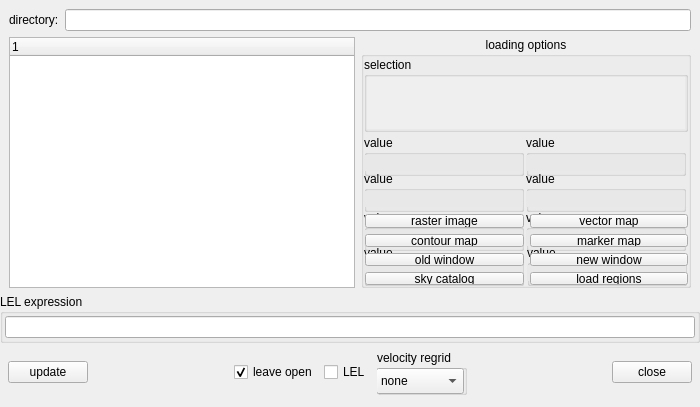
The window that code/display/QtViewer/QtDataManager.ui (radio-astro/casa) describes before a commit, drawn with Qt 5.
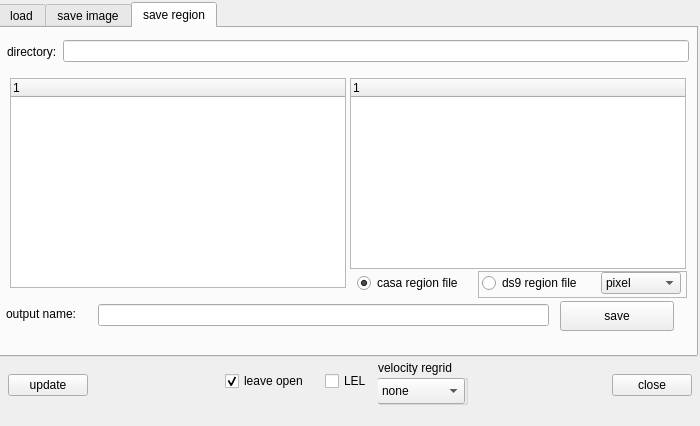
The same window after the commit. The open tabs and pages were chosen to show the change. Custom widgets are drawn as their Qt base class.

Diff of the .ui file:
```diff
--- a/code/display/QtViewer/QtDataManager.ui
+++ b/code/display/QtViewer/QtDataManager.ui
@@ -8,7 +8,7 @@
     <x>0</x>
     <y>0</y>
     <width>700</width>
-    <height>407</height>
+    <height>426</height>
    </rect>
   </property>
   <property name="maximumSize">
@@ -20,19 +20,192 @@
   <property name="windowTitle">
    <string>Load Data -- Viewer</string>
   </property>
-  <layout class="QVBoxLayout">
-   <property name="margin">
+  <widget class="QWidget" name="bottomWidget_" native="true">
+   <property name="geometry">
+    <rect>
+     <x>0</x>
+     <y>359</y>
+     <width>700</width>
+     <height>64</height>
+    </rect>
+   </property>
+   <layout class="QHBoxLayout" name="_6">
+    <property name="leftMargin">
+     <number>8</number>
+    </property>
+    <property name="topMargin">
     <number>0</number>
    </property>
+    <property name="rightMargin">
+     <number>8</number>
+    </property>
+    <property name="bottomMargin">
+     <number>12</number>
+    </property>
    <item>
-    <widget class="QFrame" name="topFrame_">
+     <widget class="QPushButton" name="updateButton_">
+      <property name="text">
+       <string>update</string>
+      </property>
+     </widget>
+    </item>
+    <item>
+     <spacer>
+      <property name="orientation">
+       <enum>Qt::Horizontal</enum>
+      </property>
+      <property name="sizeHint" stdset="0">
+       <size>
+        <width>16</width>
+        <height>31</height>
+       </size>
+      </property>
+     </spacer>
+    </item>
+    <item>
+     <widget class="QWidget" name="universal_options" native="true">
+      <layout class="QHBoxLayout" name="leave_open_layout">
+       <property name="leftMargin">
+        <number>1</number>
+       </property>
+       <property name="topMargin">
+        <number>1</number>
+       </property>
+       <item>
+        <widget class="QCheckBox" name="leaveOpen_">
+         <property name="text">
+          <string>leave open</string>
+         </property>
+         <property name="checked">
+          <bool>true</bool>
+         </property>
+        </widget>
+       </item>
+      </layout>
+     </widget>
+    </item>
+    <item>
+     <widget class="QWidget" name="save_options" native="true">
+      <layout class="QHBoxLayout" name="open_options_layout">
+       <property name="leftMargin">
+        <number>1</number>
+       </property>
+       <property name="topMargin">
+        <number>1</number>
+       </property>
+       <item>
+        <widget class="QCheckBox" name="showLEL_">
+         <property name="text">
+          <string>LEL</string>
+         </property>
+        </widget>
+       </item>
+       <item>
+        <widget class="QGroupBox" name="regrid">
+         <property name="minimumSize">
+          <size>
+           <width>90</width>
+           <height>45</height>
+          </size>
+         </property>
+         <property name="toolTip">
+          <string>regrid velocity axis...</string>
+         </property>
+         <property name="title">
+          <string>velocity regrid</string>
+         </property>
+         <property name="flat">
+          <bool>true</bool>
+         </property>
+         <widget class="QComboBox" name="regrid_method">
+          <property name="geometry">
+           <rect>
+            <x>-1</x>
+            <y>18</y>
+            <width>88</width>
+            <height>26</height>
+           </rect>
+          </property>
+          <item>
+           <property name="text">
+            <string>none</string>
+           </property>
+          </item>
+          <item>
+           <property name="text">
+            <string>bilinear</string>
+           </property>
+          </item>
+          <item>
+           <property name="text">
+            <string>nearest</string>
+           </property>
+          </item>
+          <item>
+           <property name="text">
+            <string>bicubic</string>
+           </property>
+          </item>
+         </widget>
+        </widget>
+       </item>
+      </layout>
+     </widget>
+    </item>
+    <item>
+     <spacer>
+      <property name="orientation">
+       <enum>Qt::Horizontal</enum>
+      </property>
+      <property name="sizeHint" stdset="0">
+       <size>
+        <width>40</width>
+        <height>20</height>
+       </size>
+      </property>
+     </spacer>
+    </item>
+    <item>
+     <widget class="QPushButton" name="cancelButton_">
+      <property name="text">
+       <string>close</string>
+      </property>
+     </widget>
+    </item>
+   </layout>
+  </widget>
+  <widget class="QTabWidget" name="tabs">
+   <property name="geometry">
+    <rect>
+     <x>-2</x>
+     <y>2</y>
+     <width>700</width>
+     <height>355</height>
+    </rect>
+   </property>
+   <property name="currentIndex">
+    <number>0</number>
+   </property>
+   <widget class="QWidget" name="tab_2">
+    <attribute name="title">
+     <string>load</string>
+    </attribute>
+    <widget class="QFrame" name="load_top_frame_">
+     <property name="geometry">
+      <rect>
+       <x>-2</x>
+       <y>2</y>
+       <width>700</width>
+       <height>34</height>
+      </rect>
+     </property>
      <property name="frameShape">
       <enum>QFrame::NoFrame</enum>
      </property>
      <property name="frameShadow">
       <enum>QFrame::Raised</enum>
      </property>
-     <layout class="QHBoxLayout">
+     <layout class="QHBoxLayout" name="_3">
       <property name="bottomMargin">
        <number>0</number>
       </property>
@@ -44,34 +217,19 @@
        </widget>
       </item>
       <item>
-       <widget class="QLineEdit" name="dirLineEdit_"/>
+       <widget class="QLineEdit" name="load_directory"/>
       </item>
      </layout>
     </widget>
-   </item>
-   <item>
-    <widget class="QFrame" name="midFrame_">
-     <property name="sizePolicy">
-      <sizepolicy hsizetype="Expanding" vsizetype="Expanding">
-       <horstretch>0</horstretch>
-       <verstretch>2</verstretch>
-      </sizepolicy>
+    <widget class="QTreeWidget" name="load_tree_widget_">
+     <property name="geometry">
+      <rect>
+       <x>9</x>
+       <y>52</y>
+       <width>336</width>
+       <height>210</height>
+      </rect>
      </property>
-     <property name="frameShape">
-      <enum>QFrame::NoFrame</enum>
-     </property>
-     <property name="frameShadow">
-      <enum>QFrame::Raised</enum>
-     </property>
-     <layout class="QHBoxLayout">
-      <property name="topMargin">
-       <number>0</number>
-      </property>
-      <property name="bottomMargin">
-       <number>0</number>
-      </property>
-      <item>
-       <widget class="QTreeWidget" name="treeWidget_">
         <property name="minimumSize">
          <size>
           <width>260</width>
@@ -87,9 +245,15 @@
          </property>
         </column>
        </widget>
-      </item>
-      <item>
        <widget class="QGroupBox" name="displayGroupBox_">
+     <property name="geometry">
+      <rect>
+       <x>354</x>
+       <y>39</y>
+       <width>330</width>
+       <height>226</height>
+      </rect>
+     </property>
         <property name="sizePolicy">
          <sizepolicy hsizetype="Fixed" vsizetype="Expanding">
           <horstretch>0</horstretch>
@@ -108,7 +272,7 @@
         <property name="alignment">
          <set>Qt::AlignHCenter</set>
         </property>
-        <layout class="QVBoxLayout">
+     <layout class="QVBoxLayout" name="_5">
          <property name="margin">
           <number>0</number>
          </property>
@@ -163,7 +327,7 @@
           </widget>
          </item>
          <item>
-          <widget class="QFrame" name="info_box">
+       <widget class="QFrame" name="load_info_box">
            <property name="minimumSize">
             <size>
              <width>0</width>
@@ -952,12 +1116,15 @@
          </item>
         </layout>
        </widget>
-      </item>
-     </layout>
-    </widget>
-   </item>
-   <item>
     <widget class="QGroupBox" name="lelGB_">
+     <property name="geometry">
+      <rect>
+       <x>-3</x>
+       <y>268</y>
+       <width>700</width>
+       <height>51</height>
+      </rect>
+     </property>
      <property name="title">
       <string>LEL expression</string>
      </property>
@@ -967,7 +1134,7 @@
      <property name="checkable">
       <bool>false</bool>
      </property>
-     <layout class="QVBoxLayout">
+     <layout class="QVBoxLayout" name="_2">
       <property name="margin">
        <number>2</number>
       </property>
@@ -976,148 +1143,473 @@
       </item>
      </layout>
     </widget>
+   </widget>
+   <widget class="QWidget" name="tab">
+    <attribute name="title">
+     <string>save image</string>
+    </attribute>
+    <widget class="QFrame" name="image_top_frame">
+     <property name="geometry">
+      <rect>
+       <x>-2</x>
+       <y>2</y>
+       <width>700</width>
+       <height>34</height>
+      </rect>
+     </property>
+     <property name="frameShape">
+      <enum>QFrame::NoFrame</enum>
+     </property>
+     <property name="frameShadow">
+      <enum>QFrame::Raised</enum>
+     </property>
+     <layout class="QHBoxLayout" name="_12">
+      <property name="bottomMargin">
+       <number>0</number>
+      </property>
+      <item>
+       <widget class="QLabel" name="dirLabel_2">
+        <property name="text">
+         <string>directory:</string>
+        </property>
+       </widget>
    </item>
    <item>
-    <widget class="QFrame" name="bottomFrame_">
+       <widget class="QLineEdit" name="image_directory"/>
+      </item>
+     </layout>
+    </widget>
+    <widget class="QLabel" name="img_output_error">
+     <property name="geometry">
+      <rect>
+       <x>95</x>
+       <y>300</y>
+       <width>603</width>
+       <height>22</height>
+      </rect>
+     </property>
+     <property name="styleSheet">
+      <string notr="true">color : rgb(255, 0, 12)</string>
+     </property>
+     <property name="text">
+      <string/>
+     </property>
+     <property name="textFormat">
+      <enum>Qt::PlainText</enum>
+     </property>
+    </widget>
+    <widget class="QTreeWidget" name="image_file_list_">
+     <property name="geometry">
+      <rect>
+       <x>350</x>
+       <y>50</y>
+       <width>336</width>
+       <height>191</height>
+      </rect>
+     </property>
+     <property name="minimumSize">
+      <size>
+       <width>260</width>
+       <height>140</height>
+      </size>
+     </property>
+     <property name="indentation">
+      <number>16</number>
+     </property>
+     <column>
+      <property name="text">
+       <string>1</string>
+      </property>
+     </column>
+    </widget>
+    <widget class="QTreeWidget" name="image_data_list_">
+     <property name="geometry">
+      <rect>
+       <x>10</x>
+       <y>50</y>
+       <width>336</width>
+       <height>210</height>
+      </rect>
+     </property>
+     <property name="minimumSize">
+      <size>
+       <width>260</width>
+       <height>140</height>
+      </size>
+     </property>
+     <property name="indentation">
+      <number>16</number>
+     </property>
+     <column>
+      <property name="text">
+       <string>1</string>
+      </property>
+     </column>
+    </widget>
+    <widget class="QFrame" name="frame">
+     <property name="geometry">
+      <rect>
+       <x>350</x>
+       <y>240</y>
+       <width>324</width>
+       <height>24</height>
+      </rect>
+     </property>
+     <property name="minimumSize">
+      <size>
+       <width>0</width>
+       <height>24</height>
+      </size>
+     </property>
      <property name="frameShape">
       <enum>QFrame::NoFrame</enum>
      </property>
      <property name="frameShadow">
       <enum>QFrame::Raised</enum>
      </property>
-     <layout class="QHBoxLayout">
-      <property name="leftMargin">
-       <number>8</number>
+     <widget class="QRadioButton" name="save_casa_img">
+      <property name="geometry">
+       <rect>
+        <x>20</x>
+        <y>1</y>
+        <width>102</width>
+        <height>20</height>
+       </rect>
       </property>
-      <property name="topMargin">
-       <number>0</number>
+      <property name="text">
+       <string>casa image</string>
       </property>
-      <property name="rightMargin">
-       <number>8</number>
+      <property name="checked">
+       <bool>true</bool>
       </property>
+     </widget>
+     <widget class="QRadioButton" name="save_fits_img">
+      <property name="geometry">
+       <rect>
+        <x>150</x>
+        <y>1</y>
+        <width>102</width>
+        <height>20</height>
+       </rect>
+      </property>
+      <property name="text">
+       <string>fits image</string>
+      </property>
+     </widget>
+    </widget>
+    <widget class="QFrame" name="frame_3">
+     <property name="geometry">
+      <rect>
+       <x>0</x>
+       <y>265</y>
+       <width>691</width>
+       <height>41</height>
+      </rect>
+     </property>
+     <property name="frameShape">
+      <enum>QFrame::NoFrame</enum>
+     </property>
+     <property name="frameShadow">
+      <enum>QFrame::Raised</enum>
+     </property>
+     <widget class="QLabel" name="img_output_label">
+      <property name="geometry">
+       <rect>
+        <x>6</x>
+        <y>10</y>
+        <width>91</width>
+        <height>22</height>
+       </rect>
+      </property>
+      <property name="text">
+       <string>output name:</string>
+      </property>
+     </widget>
+     <widget class="QLineEdit" name="img_output_name">
+      <property name="geometry">
+       <rect>
+        <x>98</x>
+        <y>10</y>
+        <width>451</width>
+        <height>22</height>
+       </rect>
+      </property>
+     </widget>
+     <widget class="QPushButton" name="img_do_save">
+      <property name="geometry">
+       <rect>
+        <x>560</x>
+        <y>4</y>
+        <width>114</width>
+        <height>32</height>
+       </rect>
+      </property>
+      <property name="text">
+       <string>save</string>
+      </property>
+     </widget>
+    </widget>
+   </widget>
+   <widget class="QWidget" name="save_regions">
+    <attribute name="title">
+     <string>save region</string>
+    </attribute>
+    <widget class="QFrame" name="region_top_frame">
+     <property name="geometry">
+      <rect>
+       <x>-2</x>
+       <y>2</y>
+       <width>700</width>
+       <height>34</height>
+      </rect>
+     </property>
+     <property name="frameShape">
+      <enum>QFrame::NoFrame</enum>
+     </property>
+     <property name="frameShadow">
+      <enum>QFrame::Raised</enum>
+     </property>
+     <layout class="QHBoxLayout" name="_13">
       <property name="bottomMargin">
-       <number>12</number>
+       <number>0</number>
       </property>
       <item>
-       <widget class="QPushButton" name="updateButton_">
+       <widget class="QLabel" name="dirLabel_3">
         <property name="text">
-         <string>update</string>
+         <string>directory:</string>
         </property>
        </widget>
       </item>
       <item>
-       <spacer>
-        <property name="orientation">
-         <enum>Qt::Horizontal</enum>
-        </property>
-        <property name="sizeHint" stdset="0">
+       <widget class="QLineEdit" name="region_directory"/>
+      </item>
+     </layout>
+    </widget>
+    <widget class="QTreeWidget" name="region_data_list">
+     <property name="geometry">
+      <rect>
+       <x>10</x>
+       <y>50</y>
+       <width>336</width>
+       <height>210</height>
+      </rect>
+     </property>
+     <property name="minimumSize">
          <size>
-          <width>16</width>
+       <width>260</width>
+       <height>140</height>
+      </size>
+     </property>
+     <property name="indentation">
+      <number>16</number>
+     </property>
+     <column>
+      <property name="text">
+       <string>1</string>
+      </property>
+     </column>
+    </widget>
+    <widget class="QTreeWidget" name="region_file_list">
+     <property name="geometry">
+      <rect>
+       <x>350</x>
+       <y>50</y>
+       <width>336</width>
+       <height>191</height>
+      </rect>
+     </property>
+     <property name="minimumSize">
+      <size>
+       <width>260</width>
+       <height>140</height>
+      </size>
+     </property>
+     <property name="indentation">
+      <number>16</number>
+     </property>
+     <column>
+      <property name="text">
+       <string>1</string>
+      </property>
+     </column>
+    </widget>
+    <widget class="QFrame" name="frame_2">
+     <property name="geometry">
+      <rect>
+       <x>350</x>
+       <y>240</y>
+       <width>341</width>
           <height>31</height>
-         </size>
-        </property>
-       </spacer>
-      </item>
-      <item>
-       <layout class="QHBoxLayout" name="options_layout">
-        <property name="leftMargin">
-         <number>1</number>
-        </property>
-        <property name="topMargin">
-         <number>1</number>
-        </property>
-        <item>
-         <widget class="QCheckBox" name="leaveOpen_">
-          <property name="text">
-           <string>leave open</string>
-          </property>
-          <property name="checked">
-           <bool>true</bool>
-          </property>
-         </widget>
-        </item>
-        <item>
-         <widget class="QCheckBox" name="showLEL_">
-          <property name="text">
-           <string>LEL</string>
-          </property>
-         </widget>
-        </item>
-        <item>
-         <widget class="QGroupBox" name="regrid">
+      </rect>
+     </property>
           <property name="minimumSize">
            <size>
-            <width>90</width>
-            <height>45</height>
-           </size>
-          </property>
-          <property name="toolTip">
-           <string>regrid velocity axis...</string>
-          </property>
-          <property name="title">
-           <string>velocity regrid</string>
-          </property>
-          <property name="flat">
+       <width>0</width>
+       <height>24</height>
+      </size>
+     </property>
+     <property name="frameShape">
+      <enum>QFrame::NoFrame</enum>
+     </property>
+     <property name="frameShadow">
+      <enum>QFrame::Raised</enum>
+     </property>
+     <widget class="QRadioButton" name="save_casa_region">
+      <property name="geometry">
+       <rect>
+        <x>7</x>
+        <y>5</y>
+        <width>120</width>
+        <height>20</height>
+       </rect>
+      </property>
+      <property name="text">
+       <string>casa region file</string>
+      </property>
+      <property name="checked">
            <bool>true</bool>
           </property>
-          <widget class="QComboBox" name="regrid_method">
+     </widget>
+     <widget class="QFrame" name="frame_5">
            <property name="geometry">
             <rect>
-             <x>-1</x>
-             <y>18</y>
-             <width>88</width>
-             <height>26</height>
-            </rect>
-           </property>
-           <item>
-            <property name="text">
-             <string>none</string>
-            </property>
-           </item>
-           <item>
-            <property name="text">
-             <string>bilinear</string>
-            </property>
-           </item>
-           <item>
-            <property name="text">
-             <string>nearest</string>
-            </property>
-           </item>
-           <item>
-            <property name="text">
-             <string>bicubic</string>
-            </property>
-           </item>
-          </widget>
-         </widget>
-        </item>
-       </layout>
-      </item>
-      <item>
-       <spacer>
-        <property name="orientation">
-         <enum>Qt::Horizontal</enum>
-        </property>
-        <property name="sizeHint" stdset="0">
-         <size>
-          <width>40</width>
+        <x>128</x>
+        <y>3</y>
+        <width>209</width>
+        <height>27</height>
+       </rect>
+      </property>
+      <property name="frameShape">
+       <enum>QFrame::StyledPanel</enum>
+      </property>
+      <property name="frameShadow">
+       <enum>QFrame::Raised</enum>
+      </property>
+      <widget class="QRadioButton" name="save_ds9_region">
+       <property name="geometry">
+        <rect>
+         <x>4</x>
+         <y>2</y>
+         <width>115</width>
           <height>20</height>
-         </size>
-        </property>
-       </spacer>
+        </rect>
+       </property>
+       <property name="text">
+        <string>ds9 region file</string>
+       </property>
+      </widget>
+      <widget class="QComboBox" name="save_ds9_csys">
+       <property name="geometry">
+        <rect>
+         <x>123</x>
+         <y>1</y>
+         <width>80</width>
+         <height>22</height>
+        </rect>
+       </property>
+       <property name="maximumSize">
+        <size>
+         <width>16777215</width>
+         <height>22</height>
+        </size>
+       </property>
+       <item>
+        <property name="text">
+         <string>pixel</string>
+        </property>
       </item>
       <item>
-       <widget class="QPushButton" name="cancelButton_">
         <property name="text">
-         <string>close</string>
+         <string>j2000</string>
         </property>
-       </widget>
-      </item>
-     </layout>
-    </widget>
-   </item>
-  </layout>
+       </item>
+       <item>
+        <property name="text">
+         <string>b1950</string>
+        </property>
+       </item>
+      </widget>
+     </widget>
+    </widget>
+    <widget class="QFrame" name="frame_4">
+     <property name="geometry">
+      <rect>
+       <x>0</x>
+       <y>269</y>
+       <width>691</width>
+       <height>35</height>
+      </rect>
+     </property>
+     <property name="frameShape">
+      <enum>QFrame::NoFrame</enum>
+     </property>
+     <property name="frameShadow">
+      <enum>QFrame::Raised</enum>
+     </property>
+     <widget class="QLabel" name="region_output_label">
+      <property name="geometry">
+       <rect>
+        <x>6</x>
+        <y>6</y>
+        <width>91</width>
+        <height>22</height>
+       </rect>
+      </property>
+      <property name="text">
+       <string>output name:</string>
+      </property>
+     </widget>
+     <widget class="QLineEdit" name="region_output_name">
+      <property name="geometry">
+       <rect>
+        <x>98</x>
+        <y>7</y>
+        <width>451</width>
+        <height>22</height>
+       </rect>
+      </property>
+     </widget>
+     <widget class="QPushButton" name="region_do_save">
+      <property name="geometry">
+       <rect>
+        <x>560</x>
+        <y>4</y>
+        <width>114</width>
+        <height>30</height>
+       </rect>
+      </property>
+      <property name="maximumSize">
+       <size>
+        <width>16777215</width>
+        <height>30</height>
+       </size>
+      </property>
+      <property name="text">
+       <string>save</string>
+      </property>
+     </widget>
+    </widget>
+    <widget class="QLabel" name="region_output_error">
+     <property name="geometry">
+      <rect>
+       <x>95</x>
+       <y>303</y>
+       <width>603</width>
+       <height>22</height>
+      </rect>
+     </property>
+     <property name="styleSheet">
+      <string notr="true">color : rgb(255, 0, 12)</string>
+     </property>
+     <property name="text">
+      <string/>
+     </property>
+     <property name="textFormat">
+      <enum>Qt::PlainText</enum>
+     </property>
+    </widget>
+   </widget>
+  </widget>
  </widget>
  <customwidgets>
   <customwidget>
```
Left out of the diff: 92 changed lines with no effect on the pictures. Lines whose indentation alone changed are shown as unchanged.
